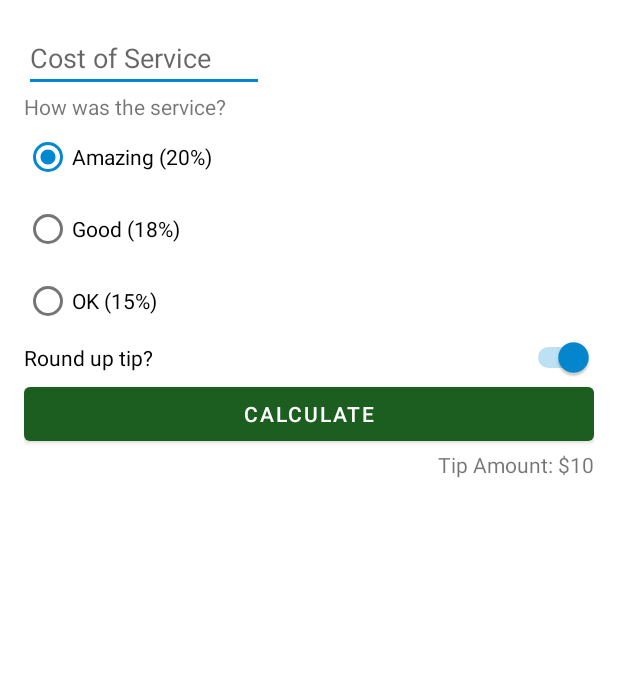
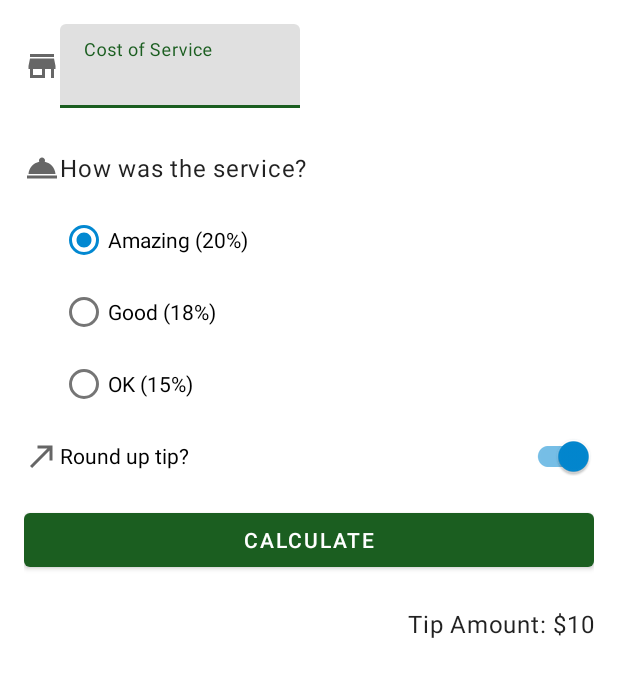
Before and after one commit to ivan-montoya/TipTime, an Android app: the layout activity_main.xml on its own in the app's theme, with its tools: preview values and no code run, on a phone screen of 412 x 824 dp. Shown: the top 677 px of the screen. Run offline under Robolectric (Android 15) with nearby library versions, the phone set to English and light mode, and no system bars.

Commit message:
Added image icons to app and added style to textViews

```diff
--- a/app/build.gradle
+++ b/app/build.gradle
@@ -18,6 +18,7 @@ android {
         versionCode 1
         versionName "1.0"
 
+        vectorDrawables.useSupportLibrary = true
         testInstrumentationRunner "androidx.test.runner.AndroidJUnitRunner"
     }
 
--- a/app/src/main/java/com/example/tiptime/MainActivity.kt
+++ b/app/src/main/java/com/example/tiptime/MainActivity.kt
@@ -17,7 +17,7 @@ class MainActivity : AppCompatActivity() {
     }
 
     private fun calculateTip() {
-        val stringInTextField = binding.costOfService.text.toString()
+        val stringInTextField = binding.costOfServiceEditText.text.toString()
         val cost = stringInTextField.toDoubleOrNull()
         if (cost == null) {
             binding.tipResult.text = ""
--- /dev/null
+++ b/app/src/main/res/drawable/ic_round_up.xml
@@ -0,0 +1,10 @@
+<vector xmlns:android="http://schemas.android.com/apk/res/android"
+    android:width="24dp"
+    android:height="24dp"
+    android:viewportWidth="24"
+    android:viewportHeight="24"
+    android:tint="?attr/colorControlNormal">
+  <path
+      android:fillColor="@android:color/white"
+      android:pathData="M9,5v2h6.59L4,18.59 5.41,20 17,8.41V15h2V5z"/>
+</vector>
--- /dev/null
+++ b/app/src/main/res/drawable/ic_service.xml
@@ -0,0 +1,10 @@
+<vector xmlns:android="http://schemas.android.com/apk/res/android"
+    android:width="24dp"
+    android:height="24dp"
+    android:viewportWidth="24"
+    android:viewportHeight="24"
+    android:tint="?attr/colorControlNormal">
+  <path
+      android:fillColor="@android:color/white"
+      android:pathData="M2,17h20v2L2,19zM13.84,7.79c0.1,-0.24 0.16,-0.51 0.16,-0.79 0,-1.1 -0.9,-2 -2,-2s-2,0.9 -2,2c0,0.28 0.06,0.55 0.16,0.79C6.25,8.6 3.27,11.93 3,16h18c-0.27,-4.07 -3.25,-7.4 -7.16,-8.21z"/>
+</vector>
--- /dev/null
+++ b/app/src/main/res/drawable/ic_store.xml
@@ -0,0 +1,10 @@
+<vector xmlns:android="http://schemas.android.com/apk/res/android"
+    android:width="24dp"
+    android:height="24dp"
+    android:viewportWidth="24"
+    android:viewportHeight="24"
+    android:tint="?attr/colorControlNormal">
+  <path
+      android:fillColor="@android:color/white"
+      android:pathData="M20,4L4,4v2h16L20,4zM21,14v-2l-1,-5L4,7l-1,5v2h1v6h10v-6h4v6h2v-6h1zM12,18L6,18v-4h6v4z"/>
+</vector>
--- a/app/src/main/res/layout/activity_main.xml
+++ b/app/src/main/res/layout/activity_main.xml
@@ -7,21 +7,54 @@
     android:padding="16dp"
     tools:context=".MainActivity">
 
-    <EditText
+    <ImageView
+        android:id="@+id/icon_cost_of_service"
+        android:layout_width="wrap_content"
+        android:layout_height="wrap_content"
+        android:importantForAccessibility="no"
+        app:srcCompat="@drawable/ic_store"
+        app:layout_constraintStart_toStartOf="parent"
+        app:layout_constraintTop_toTopOf="@+id/cost_of_service"
+        app:layout_constraintBottom_toBottomOf="@+id/cost_of_service"/>
+
+    <com.google.android.material.textfield.TextInputLayout
         android:id="@+id/cost_of_service"
         android:layout_width="160dp"
         android:layout_height="wrap_content"
         android:hint="@string/cost_of_service"
-        android:inputType="numberDecimal"
         app:layout_constraintStart_toStartOf="parent"
-        app:layout_constraintTop_toTopOf="parent" />
+        app:layout_constraintTop_toTopOf="parent"
+        android:layout_marginStart="24dp"
+        app:layout_constraintStart_toEndOf="@+id/icon_cost_of_service">
+
+
+        <com.google.android.material.textfield.TextInputEditText
+            android:id="@+id/cost_of_service_edit_text"
+            android:layout_width="match_parent"
+            android:layout_height="wrap_content"
+            android:inputType="numberDecimal"
+            />
+
+    </com.google.android.material.textfield.TextInputLayout>
+
+    <ImageView
+        android:id="@+id/icon_service_question"
+        android:layout_width="wrap_content"
+        android:layout_height="wrap_content"
+        android:importantForAccessibility="no"
+        app:srcCompat="@drawable/ic_service"
+        app:layout_constraintStart_toStartOf="parent"
+        app:layout_constraintTop_toTopOf="@id/service_question"
+        app:layout_constraintBottom_toBottomOf="@id/service_question" />
 
     <TextView
         android:id="@+id/service_question"
+        style="@style/Widget.TipTime.TextView"
         android:layout_width="wrap_content"
         android:layout_height="wrap_content"
         android:text="@string/how_was_the_service"
-        app:layout_constraintStart_toStartOf="parent"
+        android:layout_marginTop="16dp"
+        app:layout_constraintStart_toStartOf="@+id/cost_of_service"
         app:layout_constraintTop_toBottomOf="@id/cost_of_service" />
 
     <RadioGroup
@@ -30,7 +63,7 @@
         android:layout_height="wrap_content"
         android:checkedButton="@id/option_twenty_percent"
         android:orientation="vertical"
-        app:layout_constraintStart_toStartOf="parent"
+        app:layout_constraintStart_toStartOf="@id/service_question"
         app:layout_constraintTop_toBottomOf="@id/service_question">
 
         <RadioButton
@@ -53,7 +86,17 @@
 
     </RadioGroup>
 
-    <Switch
+    <ImageView
+        android:id="@+id/icon_round_up"
+        android:layout_width="wrap_content"
+        android:layout_height="wrap_content"
+        android:importantForAccessibility="no"
+        app:srcCompat="@drawable/ic_round_up"
+        app:layout_constraintStart_toStartOf="parent"
+        app:layout_constraintTop_toTopOf="@+id/round_up_switch"
+        app:layout_constraintBottom_toBottomOf="@+id/round_up_switch"/>
+
+    <com.google.android.material.switchmaterial.SwitchMaterial
         android:id="@+id/round_up_switch"
         android:layout_width="0dp"
         android:layout_height="wrap_content"
@@ -61,7 +104,9 @@
         android:text="@string/round_up_tip"
         app:layout_constraintEnd_toEndOf="parent"
         app:layout_constraintStart_toStartOf="parent"
-        app:layout_constraintTop_toBottomOf="@id/tip_options" />
+        app:layout_constraintTop_toBottomOf="@id/tip_options"
+        android:layout_marginStart="24dp"
+        app:layout_constraintStart_toEndOf="@+id/icon_round_up"/>
 
     <Button
         android:id="@+id/calculate_button"
@@ -69,15 +114,18 @@
         android:layout_height="wrap_content"
         android:text="@string/calculate"
         app:layout_constraintEnd_toEndOf="parent"
+        android:layout_marginTop="8dp"
         app:layout_constraintStart_toStartOf="parent"
         app:layout_constraintTop_toBottomOf="@id/round_up_switch" />
 
     <TextView
         android:id="@+id/tip_result"
+        style="@style/Widget.TipTime.TextView"
         android:layout_width="wrap_content"
         android:layout_height="wrap_content"
         tools:text="Tip Amount: $10"
         app:layout_constraintEnd_toEndOf="parent"
-        app:layout_constraintTop_toBottomOf="@+id/calculate_button" />
+        app:layout_constraintTop_toBottomOf="@+id/calculate_button"
+        android:layout_marginTop="8dp"/>
 
 </androidx.constraintlayout.widget.ConstraintLayout>
--- /dev/null
+++ b/app/src/main/res/values/styles.xml
@@ -0,0 +1,8 @@
+<?xml version="1.0" encoding="utf-8"?>
+<resources>
+    <style name="Widget.TipTime.TextView" parent="Widget.MaterialComponents.TextView">
+        <item name="android:minHeight">48dp</item>
+        <item name="android:gravity">center_vertical</item>
+        <item name="android:textAppearance">?attr/textAppearanceBody1</item>
+    </style>
+</resources>
```
